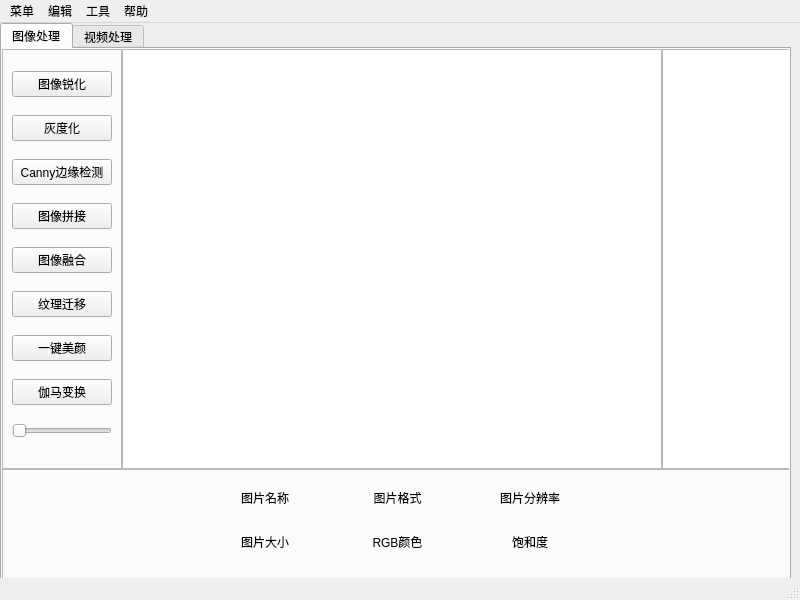
Old version of the form mainwindow.ui in the repository g64-cmd/Qt_Image_Processor.
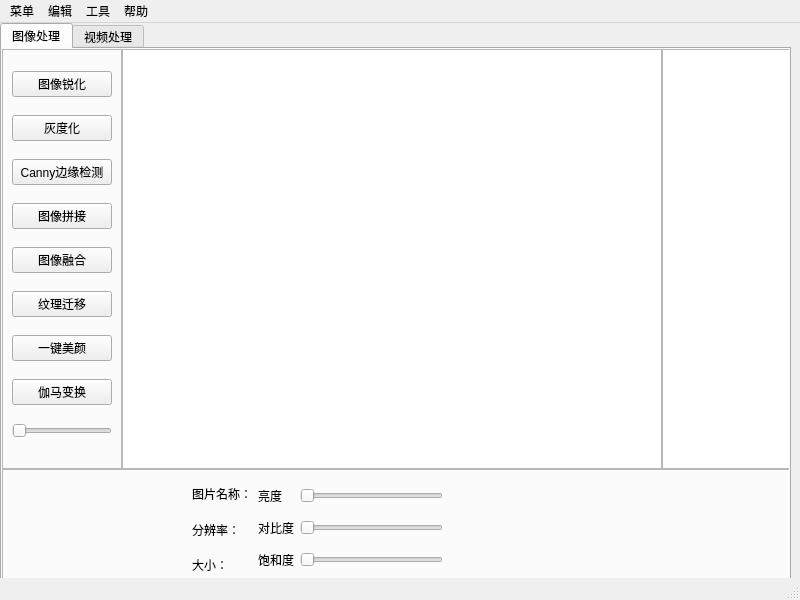
New version of the form. Custom widgets are drawn as their Qt base class.

Patch:
```diff
--- a/mainwindow.ui
+++ b/mainwindow.ui
@@ -155,72 +155,83 @@
       <widget class="QWidget" name="">
        <property name="geometry">
         <rect>
-         <x>200</x>
+         <x>190</x>
          <y>10</y>
-         <width>391</width>
-         <height>81</height>
+         <width>251</width>
+         <height>101</height>
         </rect>
        </property>
+       <layout class="QHBoxLayout" name="horizontalLayout">
+        <item>
+         <layout class="QVBoxLayout" name="verticalLayout_2">
+          <item>
+           <widget class="QLabel" name="imageNameLabel">
+            <property name="text">
+             <string>图片名称：</string>
+            </property>
+           </widget>
+          </item>
+          <item>
+           <widget class="QLabel" name="imageResolutionLabel">
+            <property name="text">
+             <string>分辨率：</string>
+            </property>
+           </widget>
+          </item>
+          <item>
+           <widget class="QLabel" name="imageSizeLabel">
+            <property name="text">
+             <string>大小：</string>
+            </property>
+           </widget>
+          </item>
+         </layout>
+        </item>
+        <item>
        <layout class="QGridLayout" name="gridLayout">
         <item row="0" column="0">
          <widget class="QLabel" name="imageName">
           <property name="text">
-           <string>图片名称</string>
-          </property>
-          <property name="alignment">
-           <set>Qt::AlignmentFlag::AlignCenter</set>
+             <string>亮度</string>
           </property>
          </widget>
         </item>
         <item row="0" column="1">
-         <widget class="QLabel" name="imageFormat">
-          <property name="text">
-           <string>图片格式</string>
-          </property>
-          <property name="alignment">
-           <set>Qt::AlignmentFlag::AlignCenter</set>
-          </property>
-         </widget>
-        </item>
-        <item row="0" column="2">
-         <widget class="QLabel" name="imageResolution">
-          <property name="text">
-           <string>图片分辨率</string>
-          </property>
-          <property name="alignment">
-           <set>Qt::AlignmentFlag::AlignCenter</set>
+           <widget class="QSlider" name="brightnessSlider">
+            <property name="orientation">
+             <enum>Qt::Orientation::Horizontal</enum>
           </property>
          </widget>
         </item>
         <item row="1" column="0">
          <widget class="QLabel" name="imageSize">
           <property name="text">
-           <string>图片大小</string>
-          </property>
-          <property name="alignment">
-           <set>Qt::AlignmentFlag::AlignCenter</set>
+             <string>对比度</string>
           </property>
          </widget>
         </item>
         <item row="1" column="1">
-         <widget class="QLabel" name="imageRGBColour">
-          <property name="text">
-           <string>RGB颜色</string>
-          </property>
-          <property name="alignment">
-           <set>Qt::AlignmentFlag::AlignCenter</set>
+           <widget class="QSlider" name="contrastSlider">
+            <property name="orientation">
+             <enum>Qt::Orientation::Horizontal</enum>
           </property>
          </widget>
         </item>
-        <item row="1" column="2">
-         <widget class="QLabel" name="imageSaturation">
+          <item row="2" column="0">
+           <widget class="QLabel" name="label_3">
           <property name="text">
            <string>饱和度</string>
           </property>
-          <property name="alignment">
-           <set>Qt::AlignmentFlag::AlignCenter</set>
-          </property>
-         </widget>
+           </widget>
+          </item>
+          <item row="2" column="1">
+           <widget class="QSlider" name="saturationSlider">
+            <property name="orientation">
+             <enum>Qt::Orientation::Horizontal</enum>
+            </property>
+           </widget>
+          </item>
+         </layout>
         </item>
        </layout>
       </widget>
```
Left out of the diff: 4 changed lines with no effect on the pictures. Lines whose indentation alone changed are shown as unchanged.
